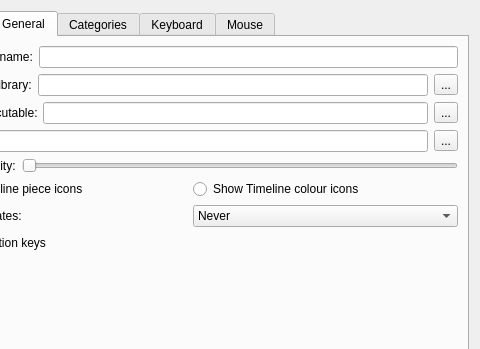
Before: the Qt Designer form lclib/qt/lc_qpreferencesdialog.ui in trevorsandy/lpub3d-ci, drawn with Qt 5; both pictures show x 101 to 581 and y 0 to 349 of the 581 by 450 pixel window.
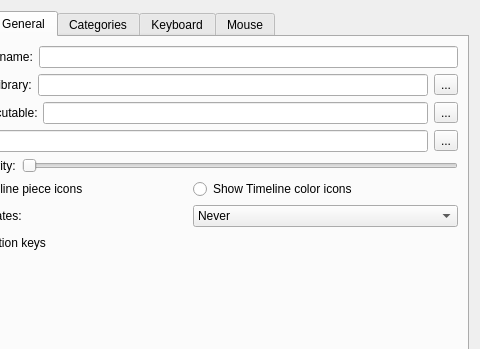
After: the same form once the commit is applied. The open tabs and pages were chosen to show the change.

Commit message: General standardization - change colour to color #116

```diff
--- a/lclib/qt/lc_qpreferencesdialog.ui
+++ b/lclib/qt/lc_qpreferencesdialog.ui
@@ -535,7 +535,7 @@
          <item>
           <widget class="QRadioButton" name="viewColorIconsRadio">
            <property name="text">
-            <string>Show Timeline colour icons</string>
+            <string>Show Timeline color icons</string>
            </property>
           </widget>
          </item>
```
The commit also changes 30 other files.
